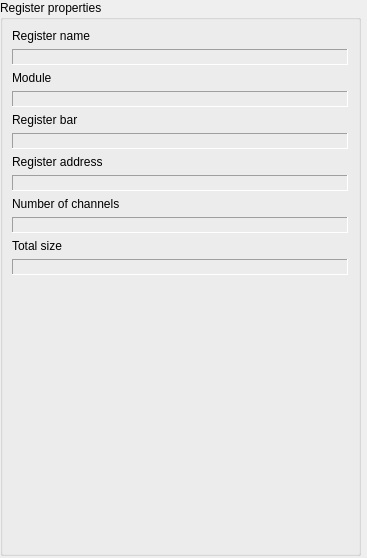
Old version of the form src/MultiplexedAreaPropertiesWidget.ui in the repository ChimeraTK/QtHardMon.
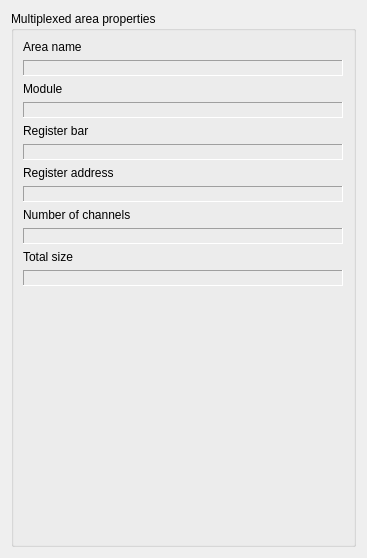
New version of the form.

Commit message: Fixed incorrect resizing of subwidgets UI used in the application.

```diff
--- a/src/MultiplexedAreaPropertiesWidget.ui
+++ b/src/MultiplexedAreaPropertiesWidget.ui
@@ -11,7 +11,7 @@
    </rect>
   </property>
   <property name="sizePolicy">
-   <sizepolicy hsizetype="Preferred" vsizetype="Expanding">
+   <sizepolicy hsizetype="Expanding" vsizetype="Expanding">
     <horstretch>0</horstretch>
     <verstretch>0</verstretch>
    </sizepolicy>
@@ -19,17 +19,11 @@
   <property name="windowTitle">
    <string>Form</string>
   </property>
+  <layout class="QGridLayout" name="gridLayout_2">
+   <item row="0" column="0" rowspan="2" colspan="2">
   <widget class="QGroupBox" name="registerPropertiesGroupBox">
-   <property name="geometry">
-    <rect>
-     <x>0</x>
-     <y>0</y>
-     <width>361</width>
-     <height>556</height>
-    </rect>
-   </property>
    <property name="sizePolicy">
-    <sizepolicy hsizetype="Preferred" vsizetype="Expanding">
+      <sizepolicy hsizetype="Preferred" vsizetype="Preferred">
      <horstretch>0</horstretch>
      <verstretch>0</verstretch>
     </sizepolicy>
@@ -41,71 +35,38 @@
     </size>
    </property>
    <property name="title">
-    <string>Register properties</string>
+      <string>Multiplexed area properties</string>
    </property>
    <layout class="QGridLayout" name="gridLayout">
     <property name="rightMargin">
      <number>10</number>
     </property>
-    <item row="3" column="0" colspan="2">
-     <widget class="QLabel" name="moduleDisplay">
-      <property name="frameShape">
-       <enum>QFrame::Panel</enum>
-      </property>
-      <property name="frameShadow">
-       <enum>QFrame::Sunken</enum>
-      </property>
+      <item row="0" column="0" rowspan="2">
+       <layout class="QVBoxLayout" name="verticalLayout">
+        <item>
+         <widget class="QLabel" name="registerNameLabel">
+          <property name="sizePolicy">
+           <sizepolicy hsizetype="Expanding" vsizetype="Fixed">
+            <horstretch>0</horstretch>
+            <verstretch>0</verstretch>
+           </sizepolicy>
+          </property>
       <property name="text">
-       <string/>
+           <string>Area name</string>
       </property>
      </widget>
     </item>
-    <item row="11" column="0" colspan="2">
-     <widget class="QLabel" name="registerSizeDisplay">
-      <property name="frameShape">
-       <enum>QFrame::Panel</enum>
-      </property>
-      <property name="frameShadow">
-       <enum>QFrame::Sunken</enum>
-      </property>
-      <property name="text">
-       <string/>
-      </property>
-     </widget>
-    </item>
-    <item row="4" column="0">
-     <widget class="QLabel" name="registerBarLabel">
-      <property name="text">
-       <string>Register bar</string>
-      </property>
-     </widget>
-    </item>
-    <item row="6" column="0">
-     <widget class="QLabel" name="registerAddressLabel">
-      <property name="text">
-       <string>Register address</string>
-      </property>
-     </widget>
-    </item>
-    <item row="10" column="0">
-     <widget class="QLabel" name="registerSizeLabel">
-      <property name="text">
-       <string>Total size</string>
-      </property>
-     </widget>
-    </item>
-    <item row="8" column="0">
-     <widget class="QLabel" name="registerNElementsLabel">
-      <property name="text">
-       <string>Number of channels</string>
-      </property>
-     </widget>
-    </item>
-    <item row="1" column="0" colspan="2">
+        <item>
      <widget class="QLabel" name="registerNameDisplay">
       <property name="enabled">
        <bool>true</bool>
       </property>
+          <property name="sizePolicy">
+           <sizepolicy hsizetype="Expanding" vsizetype="Fixed">
+            <horstretch>0</horstretch>
+            <verstretch>0</verstretch>
+           </sizepolicy>
+          </property>
       <property name="layoutDirection">
        <enum>Qt::LeftToRight</enum>
       </property>
@@ -120,22 +81,27 @@
       </property>
      </widget>
     </item>
-    <item row="2" column="0">
+        <item>
      <widget class="QLabel" name="moduleLabel">
+          <property name="sizePolicy">
+           <sizepolicy hsizetype="Expanding" vsizetype="Fixed">
+            <horstretch>0</horstretch>
+            <verstretch>0</verstretch>
+           </sizepolicy>
+          </property>
       <property name="text">
        <string>Module</string>
       </property>
      </widget>
     </item>
-    <item row="0" column="0">
-     <widget class="QLabel" name="registerNameLabel">
-      <property name="text">
-       <string>Register name</string>
-      </property>
-     </widget>
-    </item>
-    <item row="9" column="0" colspan="2">
-     <widget class="QLabel" name="registerNElementsDisplay">
+        <item>
+         <widget class="QLabel" name="moduleDisplay">
+          <property name="sizePolicy">
+           <sizepolicy hsizetype="Expanding" vsizetype="Fixed">
+            <horstretch>0</horstretch>
+            <verstretch>0</verstretch>
+           </sizepolicy>
+          </property>
       <property name="frameShape">
        <enum>QFrame::Panel</enum>
       </property>
@@ -147,8 +113,27 @@
       </property>
      </widget>
     </item>
-    <item row="5" column="0" colspan="2">
+        <item>
+         <widget class="QLabel" name="registerBarLabel">
+          <property name="sizePolicy">
+           <sizepolicy hsizetype="Expanding" vsizetype="Fixed">
+            <horstretch>0</horstretch>
+            <verstretch>0</verstretch>
+           </sizepolicy>
+          </property>
+          <property name="text">
+           <string>Register bar</string>
+          </property>
+         </widget>
+        </item>
+        <item>
      <widget class="QLabel" name="registerBarDisplay">
+          <property name="sizePolicy">
+           <sizepolicy hsizetype="Expanding" vsizetype="Fixed">
+            <horstretch>0</horstretch>
+            <verstretch>0</verstretch>
+           </sizepolicy>
+          </property>
       <property name="frameShape">
        <enum>QFrame::Panel</enum>
       </property>
@@ -160,8 +145,27 @@
       </property>
      </widget>
     </item>
-    <item row="7" column="0" colspan="2">
+        <item>
+         <widget class="QLabel" name="registerAddressLabel">
+          <property name="sizePolicy">
+           <sizepolicy hsizetype="Expanding" vsizetype="Fixed">
+            <horstretch>0</horstretch>
+            <verstretch>0</verstretch>
+           </sizepolicy>
+          </property>
+          <property name="text">
+           <string>Register address</string>
+          </property>
+         </widget>
+        </item>
+        <item>
      <widget class="QLabel" name="registerAddressDisplay">
+          <property name="sizePolicy">
+           <sizepolicy hsizetype="Expanding" vsizetype="Fixed">
+            <horstretch>0</horstretch>
+            <verstretch>0</verstretch>
+           </sizepolicy>
+          </property>
       <property name="frameShape">
        <enum>QFrame::Panel</enum>
       </property>
@@ -173,7 +177,73 @@
       </property>
      </widget>
     </item>
-    <item row="12" column="0">
+        <item>
+         <widget class="QLabel" name="registerNElementsLabel">
+          <property name="sizePolicy">
+           <sizepolicy hsizetype="Expanding" vsizetype="Fixed">
+            <horstretch>0</horstretch>
+            <verstretch>0</verstretch>
+           </sizepolicy>
+          </property>
+          <property name="text">
+           <string>Number of channels</string>
+          </property>
+         </widget>
+        </item>
+        <item>
+         <widget class="QLabel" name="registerNElementsDisplay">
+          <property name="sizePolicy">
+           <sizepolicy hsizetype="Expanding" vsizetype="Fixed">
+            <horstretch>0</horstretch>
+            <verstretch>0</verstretch>
+           </sizepolicy>
+          </property>
+          <property name="frameShape">
+           <enum>QFrame::Panel</enum>
+          </property>
+          <property name="frameShadow">
+           <enum>QFrame::Sunken</enum>
+          </property>
+          <property name="text">
+           <string/>
+          </property>
+         </widget>
+        </item>
+        <item>
+         <widget class="QLabel" name="registerSizeLabel">
+          <property name="sizePolicy">
+           <sizepolicy hsizetype="Expanding" vsizetype="Fixed">
+            <horstretch>0</horstretch>
+            <verstretch>0</verstretch>
+           </sizepolicy>
+          </property>
+          <property name="text">
+           <string>Total size</string>
+          </property>
+         </widget>
+        </item>
+        <item>
+         <widget class="QLabel" name="registerSizeDisplay">
+          <property name="sizePolicy">
+           <sizepolicy hsizetype="Expanding" vsizetype="Fixed">
+            <horstretch>0</horstretch>
+            <verstretch>0</verstretch>
+           </sizepolicy>
+          </property>
+          <property name="frameShape">
+           <enum>QFrame::Panel</enum>
+          </property>
+          <property name="frameShadow">
+           <enum>QFrame::Sunken</enum>
+          </property>
+          <property name="text">
+           <string/>
+          </property>
+         </widget>
+        </item>
+       </layout>
+      </item>
+      <item row="2" column="0">
      <spacer name="verticalSpacer">
       <property name="orientation">
        <enum>Qt::Vertical</enum>
@@ -188,6 +258,8 @@
     </item>
    </layout>
   </widget>
+   </item>
+  </layout>
  </widget>
  <resources/>
  <connections/>
```
Lines whose indentation alone changed are shown as unchanged. The commit also changes 4 other files.
